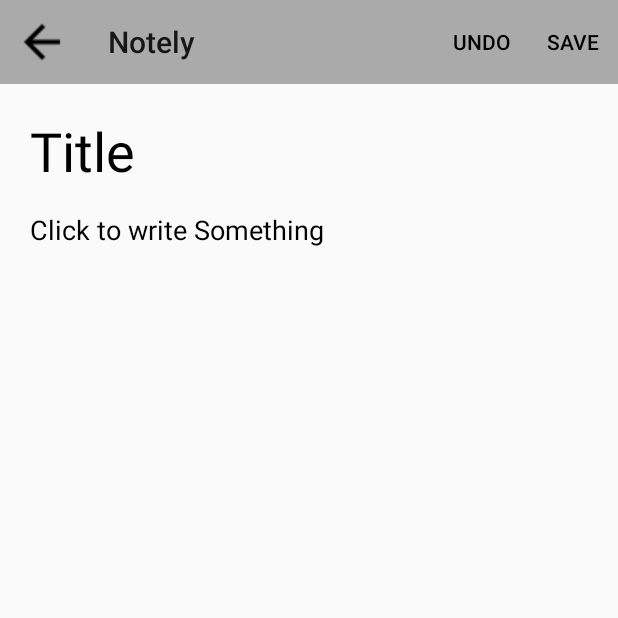
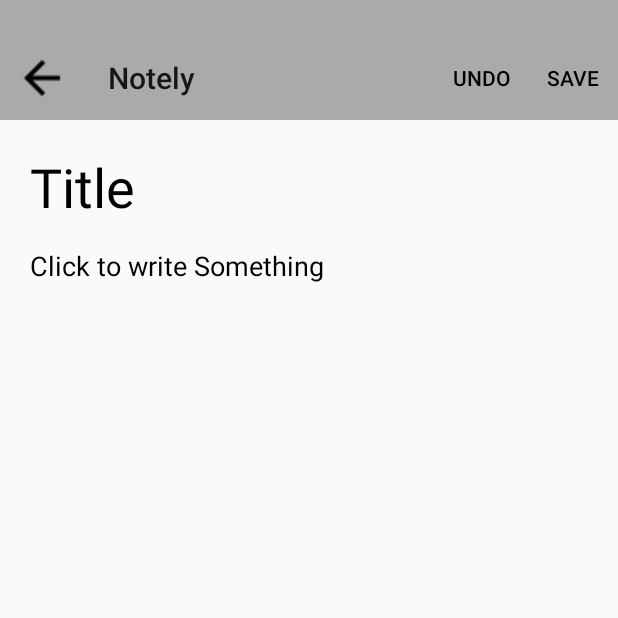
Before and after one commit to rohitksingh/Demo-Asign, an Android app: the screen it shows after launch (AddNewNoteActivity), after a tap on "Filter", on a phone screen of 412 x 824 dp, the top half of it. Run offline under Robolectric (Android 15) with nearby library versions, the phone set to English and light mode, and no system bars; our stand-ins replace ButterKnife.

Commit message:
statusbar made transulent

```diff
--- a/Notely/app/src/main/java/rohksin/com/notely/Activities/AddNewNoteActivity.java
+++ b/Notely/app/src/main/java/rohksin/com/notely/Activities/AddNewNoteActivity.java
@@ -96,12 +96,13 @@ public class AddNewNoteActivity extends AppCompatActivity {
     // Private methods
     //*********************************************************************
 
-    public void setUpUI()
+    private void setUpUI()
     {
 
         setSupportActionBar(toolbar);
         getSupportActionBar().setDisplayHomeAsUpEnabled(true);
         getSupportActionBar().setDisplayShowHomeEnabled(true);
+        toolbar.setPadding(0,getStatusBarHeight(),0,0);
 
         Intent intent = getIntent();
         if (intent.getAction().equals(AppUtility.NOTE_ACTION)) {
@@ -120,4 +121,15 @@ public class AddNewNoteActivity extends AppCompatActivity {
         oldNote = note;
     }
 
+    private int getStatusBarHeight()
+    {
+        int height = 0;
+        int resourceId = getResources().getIdentifier("status_bar_height", "dimen", "android");
+        if(resourceId>0)
+        {
+            height = getResources().getDimensionPixelSize(resourceId);
+        }
+        return height;
+    }
+
 }
--- a/Notely/app/src/main/res/values/styles.xml
+++ b/Notely/app/src/main/res/values/styles.xml
@@ -8,6 +8,7 @@
         <item name="colorAccent">@color/colorAccent</item>
         <item name="android:actionMenuTextColor">#000000</item>
         <item name="android:homeAsUpIndicator">@drawable/back_arrow</item>
+        <item name="android:windowTranslucentStatus">true</item>
 
     </style>
 
```
